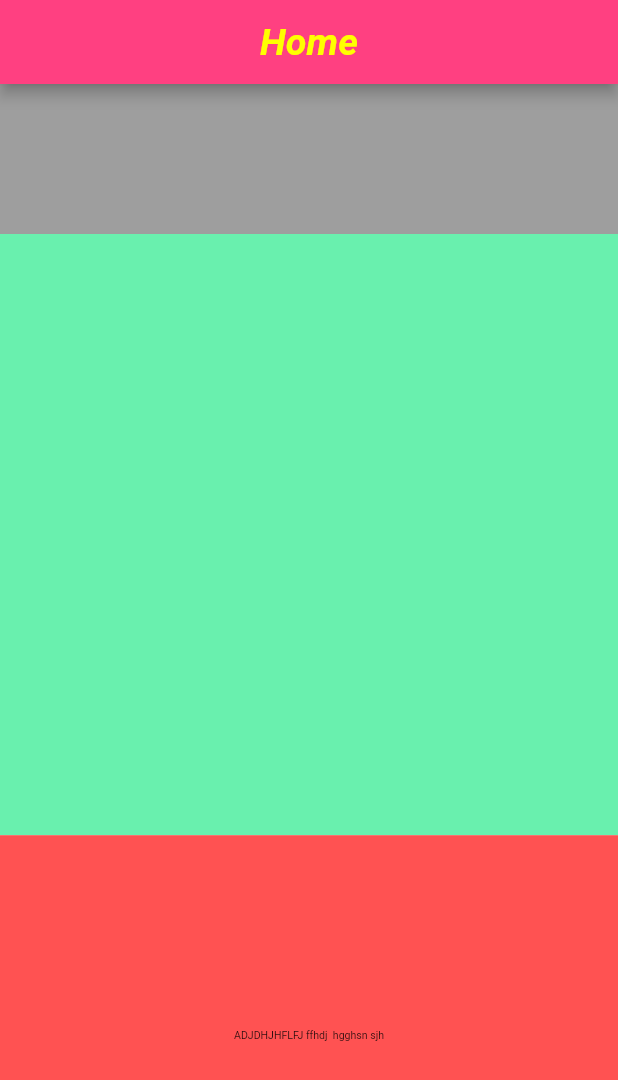
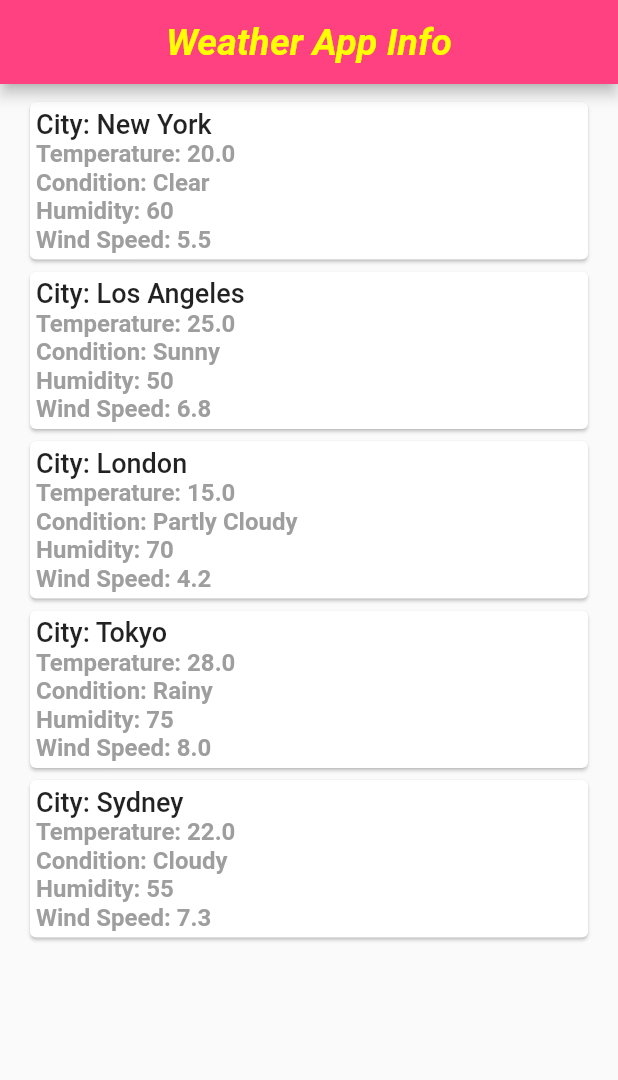
Before and after one commit to Skaditya007/Flutter_RESTAPI_Firebase, a Flutter app: the screen it shows after launch, on a phone screen of 412 x 824 dp. Shown: the top 1080 px of the screen. Run offline on Flutter 3.47's test engine with Material 2 defaults, Android fonts, the light colour scheme and no system bars.

Commit message:
initial commit

```diff
--- a/lib/home_screen.dart
+++ b/lib/home_screen.dart
@@ -1,120 +1,186 @@
+import 'dart:convert';
 import 'package:flutter/material.dart';
 
-class HomeScreen extends StatelessWidget {
-  HomeScreen({super.key});
+class WeatherData {
+  final String city, condition;
+  final double temperature, windSpeed;
+  final int humidity;
+
+  WeatherData({
+    required this.city,
+    required this.condition,
+    required this.temperature,
+    required this.windSpeed,
+    required this.humidity,
+  });
+
+  factory WeatherData.fromJson(Map<String, dynamic> json) {
+    return WeatherData(
+      city: json['city'],
+      temperature: json['temperature'].toDouble(),
+      condition: json['condition'],
+      humidity: json['humidity'],
+      windSpeed: json['windSpeed'].toDouble(),
+    );
+  }
+}
+
+class HomeScreen extends StatefulWidget {
+  const HomeScreen({super.key});
+
+  @override
+  State<HomeScreen> createState() => _HomeScreenState();
+}
+
+class _HomeScreenState extends State<HomeScreen> {
+  List<WeatherData> weatherDataList = [];
+
+  @override
+  void initState() {
+    super.initState();
+    String jsonString = '''
+      [
+
+  {
+
+    "city": "New York",
+
+    "temperature": 20,
+
+    "condition": "Clear",
+
+    "humidity": 60,
+
+    "windSpeed": 5.5
+
+  },
+
+  {
+
+    "city": "Los Angeles",
+
+    "temperature": 25,
+
+    "condition": "Sunny",
+
+    "humidity": 50,
+
+    "windSpeed": 6.8
+
+  },
+
+  {
+
+    "city": "London",
+
+    "temperature": 15,
+
+    "condition": "Partly Cloudy",
+
+    "humidity": 70,
+
+    "windSpeed": 4.2
+
+  },
+
+  {
+
+    "city": "Tokyo",
+
+    "temperature": 28,
+
+    "condition": "Rainy",
+
+    "humidity": 75,
+
+    "windSpeed": 8.0
+
+  },
+
+  {
+
+    "city": "Sydney",
+
+    "temperature": 22,
+
+    "condition": "Cloudy",
+
+    "humidity": 55,
+
+    "windSpeed": 7.3
+
+  }
+
+]
+    ''';
+
+    List<dynamic> jsonList = json.decode(jsonString);
+    for (Map<String, dynamic> jsonData in jsonList) {
+      WeatherData weatherData = WeatherData.fromJson(jsonData);
+      weatherDataList.add(weatherData);
+    }
+  }
 
   @override
   Widget build(BuildContext context) {
     return Scaffold(
       appBar: AppBar(
-          title: Text('Home'),
+        title: const Text('Weather App Info'),
       ),
-        body: Column(
+      body: Padding(
+        padding: const EdgeInsets.all(8.0),
+        child: ListView.builder(
+          itemCount: weatherDataList.length,
+          itemBuilder: (context, index) {
+            return Padding(
+              padding: const EdgeInsets.only(right: 8, left: 8),
+              child: Card(
+                child: Padding(
+                  padding: const EdgeInsets.all(4.0),
+                  child: Column(
+                    crossAxisAlignment: CrossAxisAlignment.start,
                     children: [
-            // AspectRatio(
-            //   ///Ratio- Width:Height
-            //   ///Default Ratio - 16/16
-            //   ///100:100
-            //   aspectRatio: 16 / 16,
-            //   child: Container(
-            //     color: Colors.yellowAccent,
-            //     child: Image.network(
-            //       "https://pbs.twimg.com/media/F9t-WwbaIAA11r3.jpg",
-            //       fit: BoxFit.cover,
-            //     ),
-            //   ),
-            // ),
-
-            // Container(
-            //   width: MediaQuery.sizeOf(context).width,
-            //   height: MediaQuery.sizeOf(context).width/2,
-            //   color: Colors.yellowAccent,
-            //   child: FractionallySizedBox(
-            //     widthFactor:0.5,//has to be 0 to 1
-            //     heightFactor:0.6,//has to be 0 to 1
-            //     child: Container(
-            //       color: Colors.redAccent,
-            //     ),
-            //   ),
-            // ),
-            // Flexible(
-            //   fit: FlexFit.tight,
-            //   flex: 1,
-            //   child: Container(
-            //     color: Colors.yellowAccent,
-            //     width:  MediaQuery.sizeOf(context).width,
-            //   ),
-            // ),
-            //
-            // Flexible(
-            //   fit: FlexFit.tight,
-            //   flex: 2,
-            //   child: Container(
-            //     color: Colors.greenAccent,
-            //     width:  MediaQuery.sizeOf(context).width,
-            //   ),
-            // ),
-            //
-            // Flexible(
-            //   fit: FlexFit.tight,
-            //   flex: 3,
-            //   child: Container(
-            //     color: Colors.blueAccent,
-            //     width:  MediaQuery.sizeOf(context).width,
-            //   ),
-            // ),
-            //
-            // Flexible(
-            //   child: Row(
-            //     children: [
-            //       Flexible(
-            //         fit: FlexFit.tight,
-            //         flex: 2,
-            //         child: Container(
-            //           color: Colors.greenAccent,
-            //           width:  MediaQuery.sizeOf(context).width,
-            //         ),
-            //       ),
-            //
-            //       Flexible(
-            //         fit: FlexFit.tight,
-            //         flex: 1,
-            //         child: Container(
-            //           color: Colors.redAccent,
-            //           width:  MediaQuery.sizeOf(context).width,
-            //         ),
-            //       ),
-            //     ],
-            //   ),
-            // ),
-
-            Container(
-              color: Colors.grey,
-              height: 100,
+                      Text(
+                        'City: ${weatherDataList[index].city}',
+                        style: const TextStyle(
+                            fontSize: 18, fontWeight: FontWeight.w500),
                       ),
-
-            Expanded(
-              flex: 3,
-              child: Container(
-                color: Colors.greenAccent,
+                      Text(
+                        'Temperature: ${weatherDataList[index].temperature}',
+                        style: const TextStyle(
+                            fontSize: 16,
+                            fontWeight: FontWeight.w600,
+                            color: Colors.grey),
                       ),
+                      Text(
+                        'Condition: ${weatherDataList[index].condition}',
+                        style: const TextStyle(
+                            fontSize: 16,
+                            fontWeight: FontWeight.w600,
+                            color: Colors.grey),
                       ),
-
-            Expanded(
-              flex: 2,
-              child: Container(
-                color: Colors.redAccent,
-                width: double.infinity,
-                alignment: Alignment.center,
-                child: SizedBox(
-                  width: 100,
-                  height: 20,
-                  child:
-                      FittedBox(child: Text('ADJDHJHFLFJ ffhdj  hgghsn sjh')),
+                      Text(
+                        'Humidity: ${weatherDataList[index].humidity}',
+                        style: const TextStyle(
+                            fontSize: 16,
+                            fontWeight: FontWeight.w600,
+                            color: Colors.grey),
+                      ),
+                      Text(
+                        'Wind Speed: ${weatherDataList[index].windSpeed}',
+                        style: const TextStyle(
+                            fontSize: 16,
+                            fontWeight: FontWeight.w600,
+                            color: Colors.grey),
+                      ),
+                    ],
                   ),
                 ),
               ),
-          ],
-        ));
+            );
+          },
+        ),
+      ),
+    );
   }
 }
```
Lines whose indentation alone changed are shown as unchanged.
